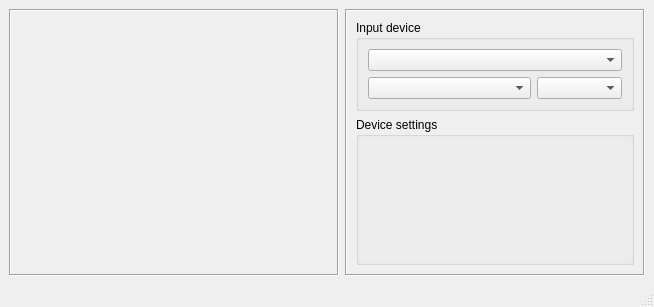
Old version of the form MyCode/adjust_cam_settings.ui in the repository CarlosRDomin/SensorFlySwarm.
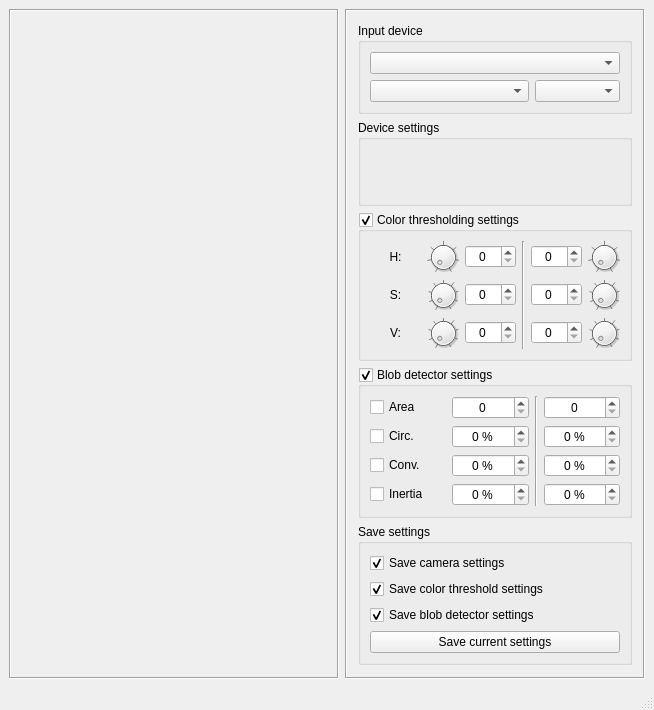
New version of the form.

Commit message: Big code re-structure and major improvement to adjust_cam_settings UI!

Patch:
```diff
--- a/MyCode/adjust_cam_settings.ui
+++ b/MyCode/adjust_cam_settings.ui
@@ -7,7 +7,7 @@
     <x>0</x>
     <y>0</y>
     <width>654</width>
-    <height>307</height>
+    <height>710</height>
    </rect>
   </property>
   <property name="windowTitle">
@@ -47,10 +47,22 @@
          <x>0</x>
          <y>0</y>
          <width>296</width>
-         <height>236</height>
+         <height>639</height>
         </rect>
        </property>
        <layout class="QVBoxLayout" name="layoutScrollArea">
+        <property name="leftMargin">
+         <number>11</number>
+        </property>
+        <property name="topMargin">
+         <number>12</number>
+        </property>
+        <property name="rightMargin">
+         <number>11</number>
+        </property>
+        <property name="bottomMargin">
+         <number>12</number>
+        </property>
         <item>
          <widget class="QGroupBox" name="grpInput">
           <property name="sizePolicy">
@@ -87,7 +99,535 @@
           <property name="title">
            <string>Device settings</string>
           </property>
-          <layout class="QGridLayout" name="layoutGrpSettings"/>
+          <layout class="QGridLayout" name="layoutGrpCam"/>
+         </widget>
+        </item>
+        <item>
+         <widget class="QGroupBox" name="grpColor">
+          <property name="sizePolicy">
+           <sizepolicy hsizetype="Preferred" vsizetype="Maximum">
+            <horstretch>0</horstretch>
+            <verstretch>0</verstretch>
+           </sizepolicy>
+          </property>
+          <property name="title">
+           <string>Color thresholding settings</string>
+          </property>
+          <property name="flat">
+           <bool>false</bool>
+          </property>
+          <property name="checkable">
+           <bool>true</bool>
+          </property>
+          <layout class="QGridLayout" name="layoutGrpColor">
+           <item row="0" column="1">
+            <widget class="QDial" name="dial_color_Hmin">
+             <property name="maximumSize">
+              <size>
+               <width>32</width>
+               <height>32</height>
+              </size>
+             </property>
+             <property name="maximum">
+              <number>179</number>
+             </property>
+             <property name="notchTarget">
+              <double>30.000000000000000</double>
+             </property>
+             <property name="notchesVisible">
+              <bool>true</bool>
+             </property>
+            </widget>
+           </item>
+           <item row="1" column="1">
+            <widget class="QDial" name="dial_color_Smin">
+             <property name="maximumSize">
+              <size>
+               <width>32</width>
+               <height>32</height>
+              </size>
+             </property>
+             <property name="maximum">
+              <number>255</number>
+             </property>
+             <property name="notchTarget">
+              <double>32.000000000000000</double>
+             </property>
+             <property name="notchesVisible">
+              <bool>true</bool>
+             </property>
+            </widget>
+           </item>
+           <item row="1" column="0">
+            <widget class="QLabel" name="lbl_color_S">
+             <property name="text">
+              <string>S:</string>
+             </property>
+             <property name="alignment">
+              <set>Qt::AlignCenter</set>
+             </property>
+            </widget>
+           </item>
+           <item row="2" column="1">
+            <widget class="QDial" name="dial_color_Vmin">
+             <property name="maximumSize">
+              <size>
+               <width>32</width>
+               <height>32</height>
+              </size>
+             </property>
+             <property name="maximum">
+              <number>255</number>
+             </property>
+             <property name="notchTarget">
+              <double>32.000000000000000</double>
+             </property>
+             <property name="notchesVisible">
+              <bool>true</bool>
+             </property>
+            </widget>
+           </item>
+           <item row="0" column="5">
+            <widget class="QSpinBox" name="spin_color_Hmax">
+             <property name="alignment">
+              <set>Qt::AlignCenter</set>
+             </property>
+             <property name="accelerated">
+              <bool>true</bool>
+             </property>
+             <property name="correctionMode">
+              <enum>QAbstractSpinBox::CorrectToNearestValue</enum>
+             </property>
+             <property name="maximum">
+              <number>179</number>
+             </property>
+            </widget>
+           </item>
+           <item row="0" column="0">
+            <widget class="QLabel" name="lbl_color_H">
+             <property name="text">
+              <string>H:</string>
+             </property>
+             <property name="alignment">
+              <set>Qt::AlignCenter</set>
+             </property>
+            </widget>
+           </item>
+           <item row="0" column="2">
+            <widget class="QSpinBox" name="spin_color_Hmin">
+             <property name="alignment">
+              <set>Qt::AlignCenter</set>
+             </property>
+             <property name="accelerated">
+              <bool>true</bool>
+             </property>
+             <property name="correctionMode">
+              <enum>QAbstractSpinBox::CorrectToNearestValue</enum>
+             </property>
+             <property name="maximum">
+              <number>179</number>
+             </property>
+            </widget>
+           </item>
+           <item row="0" column="6">
+            <widget class="QDial" name="dial_color_Hmax">
+             <property name="maximumSize">
+              <size>
+               <width>32</width>
+               <height>32</height>
+              </size>
+             </property>
+             <property name="maximum">
+              <number>179</number>
+             </property>
+             <property name="notchTarget">
+              <double>30.000000000000000</double>
+             </property>
+             <property name="notchesVisible">
+              <bool>true</bool>
+             </property>
+            </widget>
+           </item>
+           <item row="1" column="6">
+            <widget class="QDial" name="dial_color_Smax">
+             <property name="maximumSize">
+              <size>
+               <width>32</width>
+               <height>32</height>
+              </size>
+             </property>
+             <property name="maximum">
+              <number>255</number>
+             </property>
+             <property name="notchTarget">
+              <double>32.000000000000000</double>
+             </property>
+             <property name="notchesVisible">
+              <bool>true</bool>
+             </property>
+            </widget>
+           </item>
+           <item row="2" column="0">
+            <widget class="QLabel" name="lbl_color_V">
+             <property name="text">
+              <string>V:</string>
+             </property>
+             <property name="alignment">
+              <set>Qt::AlignCenter</set>
+             </property>
+            </widget>
+           </item>
+           <item row="1" column="2">
+            <widget class="QSpinBox" name="spin_color_Smin">
+             <property name="alignment">
+              <set>Qt::AlignCenter</set>
+             </property>
+             <property name="accelerated">
+              <bool>true</bool>
+             </property>
+             <property name="correctionMode">
+              <enum>QAbstractSpinBox::CorrectToNearestValue</enum>
+             </property>
+             <property name="maximum">
+              <number>255</number>
+             </property>
+            </widget>
+           </item>
+           <item row="1" column="5">
+            <widget class="QSpinBox" name="spin_color_Smax">
+             <property name="alignment">
+              <set>Qt::AlignCenter</set>
+             </property>
+             <property name="accelerated">
+              <bool>true</bool>
+             </property>
+             <property name="correctionMode">
+              <enum>QAbstractSpinBox::CorrectToNearestValue</enum>
+             </property>
+             <property name="maximum">
+              <number>255</number>
+             </property>
+            </widget>
+           </item>
+           <item row="2" column="2">
+            <widget class="QSpinBox" name="spin_color_Vmin">
+             <property name="alignment">
+              <set>Qt::AlignCenter</set>
+             </property>
+             <property name="accelerated">
+              <bool>true</bool>
+             </property>
+             <property name="correctionMode">
+              <enum>QAbstractSpinBox::CorrectToNearestValue</enum>
+             </property>
+             <property name="maximum">
+              <number>255</number>
+             </property>
+            </widget>
+           </item>
+           <item row="2" column="5">
+            <widget class="QSpinBox" name="spin_color_Vmax">
+             <property name="alignment">
+              <set>Qt::AlignCenter</set>
+             </property>
+             <property name="accelerated">
+              <bool>true</bool>
+             </property>
+             <property name="correctionMode">
+              <enum>QAbstractSpinBox::CorrectToNearestValue</enum>
+             </property>
+             <property name="maximum">
+              <number>255</number>
+             </property>
+            </widget>
+           </item>
+           <item row="2" column="6">
+            <widget class="QDial" name="dial_color_Vmax">
+             <property name="maximumSize">
+              <size>
+               <width>32</width>
+               <height>32</height>
+              </size>
+             </property>
+             <property name="maximum">
+              <number>255</number>
+             </property>
+             <property name="notchTarget">
+              <double>32.000000000000000</double>
+             </property>
+             <property name="notchesVisible">
+              <bool>true</bool>
+             </property>
+            </widget>
+           </item>
+           <item row="0" column="3" rowspan="3">
+            <widget class="Line" name="line_color_minMax">
+             <property name="orientation">
+              <enum>Qt::Vertical</enum>
+             </property>
+            </widget>
+           </item>
+          </layout>
+         </widget>
+        </item>
+        <item>
+         <widget class="QGroupBox" name="grpBlob">
+          <property name="sizePolicy">
+           <sizepolicy hsizetype="Preferred" vsizetype="Maximum">
+            <horstretch>0</horstretch>
+            <verstretch>0</verstretch>
+           </sizepolicy>
+          </property>
+          <property name="title">
+           <string>Blob detector settings</string>
+          </property>
+          <property name="checkable">
+           <bool>true</bool>
+          </property>
+          <property name="checked">
+           <bool>true</bool>
+          </property>
+          <layout class="QGridLayout" name="layoutGrpBlob">
+           <item row="0" column="0">
+            <widget class="QCheckBox" name="chk_blob_area">
+             <property name="text">
+              <string>Area</string>
+             </property>
+            </widget>
+           </item>
+           <item row="1" column="0">
+            <widget class="QCheckBox" name="chk_blob_circ">
+             <property name="text">
+              <string>Circ.</string>
+             </property>
+            </widget>
+           </item>
+           <item row="1" column="3">
+            <widget class="QSpinBox" name="spin_blob_circMax">
+             <property name="alignment">
+              <set>Qt::AlignCenter</set>
+             </property>
+             <property name="accelerated">
+              <bool>true</bool>
+             </property>
+             <property name="correctionMode">
+              <enum>QAbstractSpinBox::CorrectToNearestValue</enum>
+             </property>
+             <property name="suffix">
+              <string> %</string>
+             </property>
+             <property name="maximum">
+              <number>100</number>
+             </property>
+            </widget>
+           </item>
+           <item row="0" column="1">
+            <widget class="QSpinBox" name="spin_blob_areaMin">
+             <property name="alignment">
+              <set>Qt::AlignCenter</set>
+             </property>
+             <property name="accelerated">
+              <bool>true</bool>
+             </property>
+             <property name="correctionMode">
+              <enum>QAbstractSpinBox::CorrectToNearestValue</enum>
+             </property>
+             <property name="maximum">
+              <number>921600</number>
+             </property>
+             <property name="singleStep">
+              <number>100</number>
+             </property>
+            </widget>
+           </item>
+           <item row="3" column="0">
+            <widget class="QCheckBox" name="chk_blob_inertia">
+             <property name="text">
+              <string>Inertia</string>
+             </property>
+            </widget>
+           </item>
+           <item row="0" column="2" rowspan="4">
+            <widget class="Line" name="line_blob_minMax">
+             <property name="orientation">
+              <enum>Qt::Vertical</enum>
+             </property>
+            </widget>
+           </item>
+           <item row="1" column="1">
+            <widget class="QSpinBox" name="spin_blob_circMin">
+             <property name="alignment">
+              <set>Qt::AlignCenter</set>
+             </property>
+             <property name="accelerated">
+              <bool>true</bool>
+             </property>
+             <property name="correctionMode">
+              <enum>QAbstractSpinBox::CorrectToNearestValue</enum>
+             </property>
+             <property name="suffix">
+              <string> %</string>
+             </property>
+             <property name="maximum">
+              <number>100</number>
+             </property>
+            </widget>
+           </item>
+           <item row="0" column="3">
+            <widget class="QSpinBox" name="spin_blob_areaMax">
+             <property name="alignment">
+              <set>Qt::AlignCenter</set>
+             </property>
+             <property name="accelerated">
+              <bool>true</bool>
+             </property>
+             <property name="correctionMode">
+              <enum>QAbstractSpinBox::CorrectToNearestValue</enum>
+             </property>
+             <property name="maximum">
+              <number>921600</number>
+             </property>
+             <property name="singleStep">
+              <number>100</number>
+             </property>
+            </widget>
+           </item>
+           <item row="3" column="1">
+            <widget class="QSpinBox" name="spin_blob_inertiaMin">
+             <property name="alignment">
+              <set>Qt::AlignCenter</set>
+             </property>
+             <property name="accelerated">
+              <bool>true</bool>
+             </property>
+             <property name="correctionMode">
+              <enum>QAbstractSpinBox::CorrectToNearestValue</enum>
+             </property>
+             <property name="suffix">
+              <string> %</string>
+             </property>
+             <property name="maximum">
+              <number>100</number>
+             </property>
+            </widget>
+           </item>
+           <item row="3" column="3">
+            <widget class="QSpinBox" name="spin_blob_inertiaMax">
+             <property name="alignment">
+              <set>Qt::AlignCenter</set>
+             </property>
+             <property name="accelerated">
+              <bool>true</bool>
+             </property>
+             <property name="correctionMode">
+              <enum>QAbstractSpinBox::CorrectToNearestValue</enum>
+             </property>
+             <property name="suffix">
+              <string> %</string>
+             </property>
+             <property name="maximum">
+              <number>100</number>
+             </property>
+            </widget>
+           </item>
+           <item row="2" column="0">
+            <widget class="QCheckBox" name="chk_blob_conv">
+             <property name="text">
+              <string>Conv.</string>
+             </property>
+            </widget>
+           </item>
+           <item row="2" column="1">
+            <widget class="QSpinBox" name="spin_blob_convMin">
+             <property name="alignment">
+              <set>Qt::AlignCenter</set>
+             </property>
+             <property name="accelerated">
+              <bool>true</bool>
+             </property>
+             <property name="correctionMode">
+              <enum>QAbstractSpinBox::CorrectToNearestValue</enum>
+             </property>
+             <property name="suffix">
+              <string> %</string>
+             </property>
+             <property name="maximum">
+              <number>100</number>
+             </property>
+            </widget>
+           </item>
+           <item row="2" column="3">
+            <widget class="QSpinBox" name="spin_blob_convMax">
+             <property name="alignment">
+              <set>Qt::AlignCenter</set>
+             </property>
+             <property name="accelerated">
+              <bool>true</bool>
+             </property>
+             <property name="correctionMode">
+              <enum>QAbstractSpinBox::CorrectToNearestValue</enum>
+             </property>
+             <property name="suffix">
+              <string> %</string>
+             </property>
+             <property name="maximum">
+              <number>100</number>
+             </property>
+            </widget>
+           </item>
+          </layout>
+         </widget>
+        </item>
+        <item>
+         <widget class="QGroupBox" name="grpSave">
+          <property name="sizePolicy">
+           <sizepolicy hsizetype="Preferred" vsizetype="Maximum">
+            <horstretch>0</horstretch>
+            <verstretch>0</verstretch>
+           </sizepolicy>
+          </property>
+          <property name="title">
+           <string>Save settings</string>
+          </property>
+          <layout class="QGridLayout" name="layoutGrpSave">
+           <item row="2" column="0">
+            <widget class="QCheckBox" name="chk_save_blob">
+             <property name="text">
+              <string>Save blob detector settings</string>
+             </property>
+             <property name="checked">
+              <bool>true</bool>
+             </property>
+            </widget>
+           </item>
+           <item row="0" column="0">
+            <widget class="QCheckBox" name="chk_save_cam">
+             <property name="text">
+              <string>Save camera settings</string>
+             </property>
+             <property name="checked">
+              <bool>true</bool>
+             </property>
+            </widget>
+           </item>
+           <item row="1" column="0">
+            <widget class="QCheckBox" name="chk_save_color">
+             <property name="text">
+              <string>Save color threshold settings</string>
+             </property>
+             <property name="checked">
+              <bool>true</bool>
+             </property>
+            </widget>
+           </item>
+           <item row="3" column="0">
+            <widget class="QPushButton" name="btn_save_settings">
+             <property name="text">
+              <string>Save current settings</string>
+             </property>
+            </widget>
+           </item>
+          </layout>
          </widget>
         </item>
        </layout>
```
Left out of the diff: 233 changed lines with no effect on the pictures. The commit also changes 53 other files.
